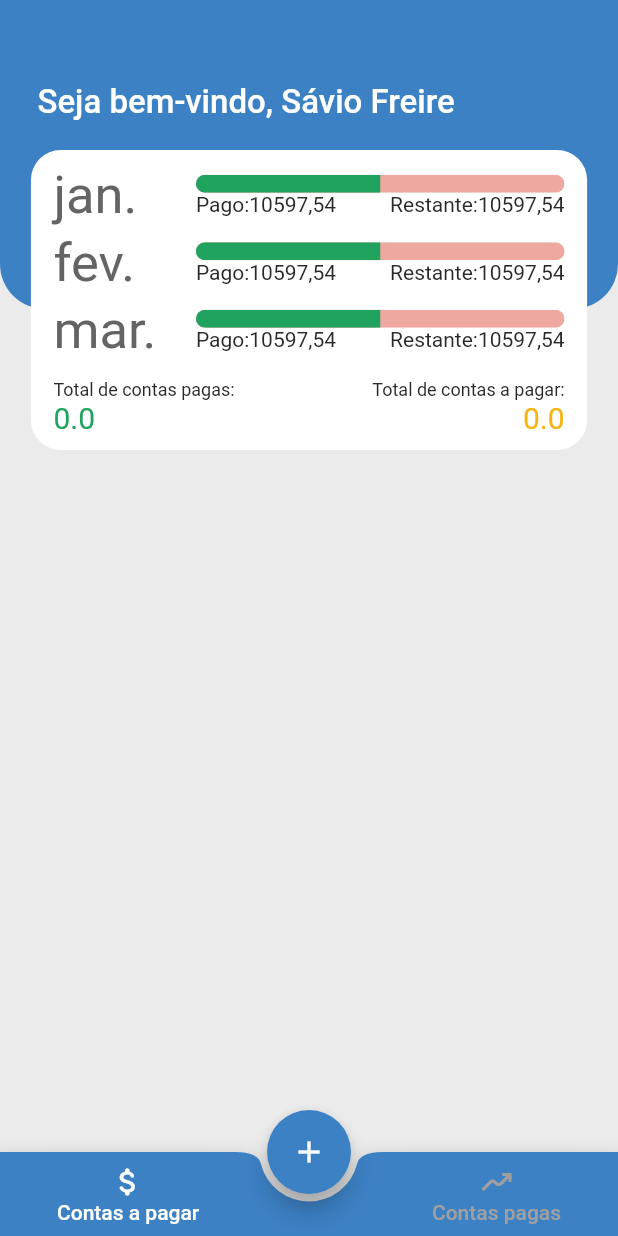
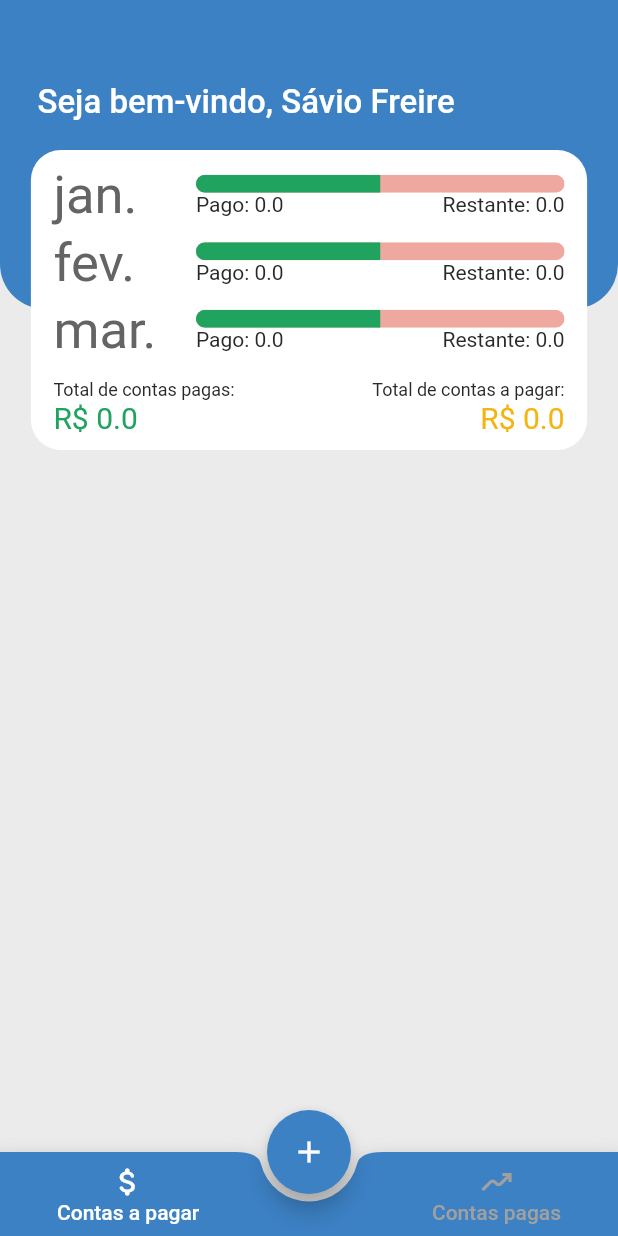
Before and after one commit to JSavioFreire/hollywood_conta, a Flutter app: the screen it shows after launch, on a phone screen of 412 x 824 dp. Run offline on Flutter 3.47's test engine with Material 2 defaults, Android fonts, the phone set to English and light mode, and no system bars; our stand-ins replace cloud_firestore, firebase_core; accounts and stored records are empty.

Commit message:
end 15/02

```diff
--- a/lib/components/sections/box_white.dart
+++ b/lib/components/sections/box_white.dart
@@ -48,7 +48,7 @@ class BoxWhite extends StatelessWidget {
                                 style: Theme.of(context).textTheme.bodySmall,
                               ),
                               Text(
-                                value.totalAllPayed.toString(),
+                                'R\$ ${value.totalAllPayed.toString()}',
                                 style: const TextStyle(
                                     fontSize: 20, color: ThemeColors.myGreen),
                               )
@@ -62,7 +62,7 @@ class BoxWhite extends StatelessWidget {
                                 style: Theme.of(context).textTheme.bodySmall,
                               ),
                               Text(
-                                value.totalAll.toString(),
+                                'R\$ ${value.totalAll.toString()}',
                                 style: const TextStyle(
                                     fontSize: 20, color: ThemeColors.myYellow),
                               )
--- a/lib/components/widgets/box_white/month_box_white.dart
+++ b/lib/components/widgets/box_white/month_box_white.dart
@@ -37,13 +37,29 @@ class MonthBoxWhite extends StatelessWidget {
                       backgroundColor: ThemeColors.myRedOpacity,
                     ),
                   ),
-                  Row(
-                    mainAxisAlignment: MainAxisAlignment.spaceBetween,
-                    children: const [
-                      Text('Pago:10597,54'),
-                      Text('Restante:10597,54')
-                    ],
-                  )
+                  otherMonth == 0
+                      ? Row(
+                          mainAxisAlignment: MainAxisAlignment.spaceBetween,
+                          children: [
+                            Text('Pago: ${value.currentMonthAllPayed}'),
+                            Text('Restante: ${value.currentMonthAll}')
+                          ],
+                        )
+                      : otherMonth == 1
+                          ? Row(
+                              mainAxisAlignment: MainAxisAlignment.spaceBetween,
+                              children: [
+                                Text('Pago: ${value.prevMonthAllPayed}'),
+                                Text('Restante: ${value.prevMonthAll}')
+                              ],
+                            )
+                          : Row(
+                              mainAxisAlignment: MainAxisAlignment.spaceBetween,
+                              children: [
+                                Text('Pago: ${value.nextMonthAllPayed}'),
+                                Text('Restante: ${value.nextMonthAll}')
+                              ],
+                            )
                 ],
               ),
             ),
--- a/lib/provider/provider.dart
+++ b/lib/provider/provider.dart
@@ -11,6 +11,15 @@ class MyProvider extends ChangeNotifier {
 
   double totalAll = 0;
   double totalAllPayed = 0;
+
+  double currentMonthAll = 0;
+  double currentMonthAllPayed = 0;
+
+  double prevMonthAll = 0;
+  double prevMonthAllPayed = 0;
+
+  double nextMonthAll = 0;
+  double nextMonthAllPayed = 0;
 
   DateTime currentDate = DateTime.now();
 
@@ -27,6 +36,8 @@ class MyProvider extends ChangeNotifier {
   }
 
   toDb({billEdit}) {
+    valueController.text = valueController.text.replaceAll(',', '.');
+
     Bill bill = Bill(
       id: const Uuid().v1(),
       name: nameController.text,
@@ -58,6 +69,9 @@ class MyProvider extends ChangeNotifier {
   refresh() async {
     List<Bill> temp = [];
     totalAll = 0;
+    currentMonthAll = 0;
+    prevMonthAll = 0;
+    nextMonthAll = 0;
     QuerySnapshot<Map<String, dynamic>> snapshot =
         await db.collection('contas').orderBy('payDay').get();
     for (var doc in snapshot.docs) {
@@ -65,6 +79,17 @@ class MyProvider extends ChangeNotifier {
     }
     for (int i = 0; i < temp.length; i++) {
       totalAll += double.parse(temp[i].value);
+      DateTime payDayDateTime = DateTime.parse(temp[i].payDay);
+
+      if (payDayDateTime.month == currentDate.month) {
+        currentMonthAll += double.parse(temp[i].value);
+      }
+      if (payDayDateTime.month == currentDate.month - 1) {
+        prevMonthAll += double.parse(temp[i].value);
+      }
+      if (payDayDateTime.month == currentDate.month + 1) {
+        nextMonthAll += double.parse(temp[i].value);
+      }
     }
     listBill = temp;
     notifyListeners();
@@ -73,6 +98,9 @@ class MyProvider extends ChangeNotifier {
   refreshPayed() async {
     List<Bill> tempPayed = [];
     totalAllPayed = 0;
+    currentMonthAllPayed = 0;
+    prevMonthAllPayed = 0;
+    nextMonthAllPayed = 0;
     QuerySnapshot<Map<String, dynamic>> snapshot = await db
         .collection('pagas')
         .orderBy('currentDate', descending: true)
@@ -82,6 +110,17 @@ class MyProvider extends ChangeNotifier {
     }
     for (int i = 0; i < tempPayed.length; i++) {
       totalAllPayed += double.parse(tempPayed[i].value);
+      DateTime payDayDateTime = DateTime.parse(tempPayed[i].payDay);
+
+      if (payDayDateTime.month == currentDate.month) {
+        currentMonthAllPayed += double.parse(tempPayed[i].value);
+      }
+      if (payDayDateTime.month == currentDate.month - 1) {
+        prevMonthAllPayed += double.parse(tempPayed[i].value);
+      }
+      if (payDayDateTime.month == currentDate.month + 1) {
+        nextMonthAllPayed += double.parse(tempPayed[i].value);
+      }
     }
     listBillPayed = tempPayed;
     notifyListeners();
```
